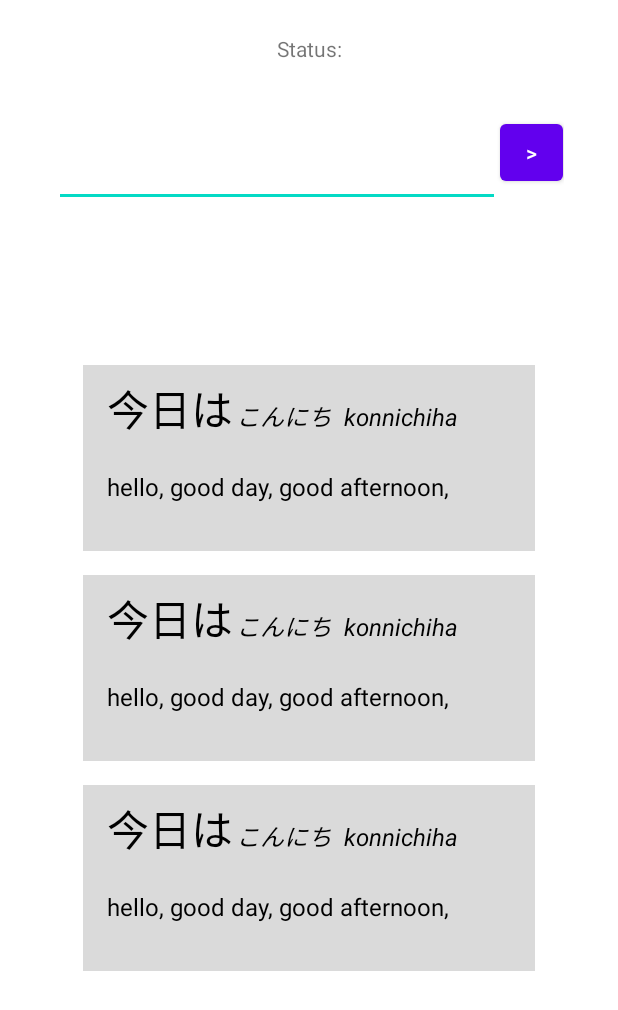
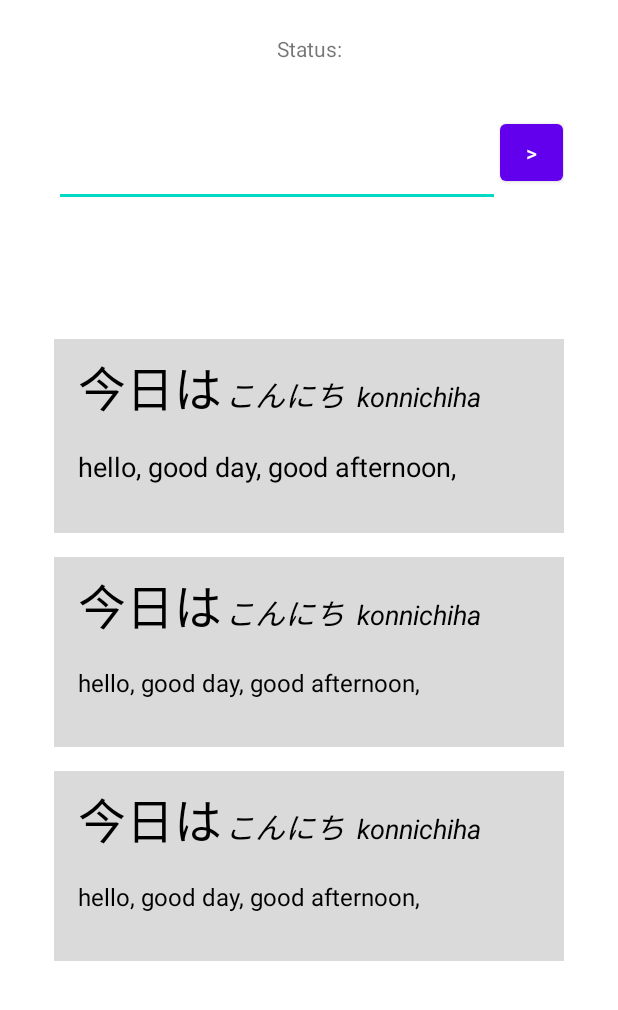
Before and after one commit to Jarwesbub/Dictionary-App, an Android app: the layout activity_search.xml on its own in the app's theme, with its tools: preview values and no code run, on a phone screen of 412 x 824 dp. Shown: the top 1010 px of the screen. Run offline under Robolectric (Android 15) with nearby library versions, the phone set to English and light mode, and no system bars.

Commit message:
UI scrollview scaling fixed and bigger font sizes

```diff
--- a/mobile/app/src/main/java/com/example/dictionary_app/SearchActivity.kt
+++ b/mobile/app/src/main/java/com/example/dictionary_app/SearchActivity.kt
@@ -1,13 +1,9 @@
 package com.example.dictionary_app
 
-import android.content.Context
 import android.graphics.Color
 import android.os.Bundle
-import android.view.LayoutInflater
 import android.view.View
 import android.widget.EditText
-import android.widget.LinearLayout
-import android.widget.ScrollView
 import androidx.appcompat.app.AppCompatActivity
 import com.example.dictionary_app.databinding.ActivitySearchBinding
 import com.google.gson.Gson
@@ -32,7 +28,7 @@ class SearchActivity : AppCompatActivity() {
 
     }
 
-    private fun resetAllText(){
+    private fun resetAllText() {
         binding.tvApiJapWord0.text = ""
         binding.tvApiJapReading0.text = ""
         binding.tvApiJapRomaji0.text = ""
--- a/mobile/app/src/main/res/layout/activity_search.xml
+++ b/mobile/app/src/main/res/layout/activity_search.xml
@@ -47,15 +47,24 @@
 
     </LinearLayout>
 
-    <LinearLayout
-        android:id="@+id/liLayoutParent"
-        android:layout_width="301dp"
-        android:layout_height="508dp"
-        android:orientation="vertical"
+    <ScrollView
+        android:id="@+id/svWords"
+        android:layout_width="340dp"
+        android:layout_height="542dp"
+        android:clipToPadding="false"
+        android:fillViewport="false"
+        android:scrollbarStyle="insideOverlay"
+        android:isScrollContainer="false"
         app:layout_constraintBottom_toBottomOf="parent"
         app:layout_constraintEnd_toEndOf="parent"
         app:layout_constraintStart_toStartOf="parent"
         app:layout_constraintTop_toBottomOf="@+id/liLayoutSearch">
+
+        <LinearLayout
+            android:id="@+id/liLayoutParent"
+            android:layout_width="match_parent"
+            android:layout_height="wrap_content"
+            android:orientation="vertical">
 
             <LinearLayout
                 android:id="@+id/liLayoutFirstWord"
@@ -82,7 +91,7 @@
                         android:text="今日は"
                         android:textAlignment="textStart"
                         android:textColor="#000000"
-                    android:textSize="28sp" />
+                        android:textSize="32sp" />
 
                     <TextView
                         android:id="@+id/tvApiJapReading0"
@@ -92,7 +101,7 @@
                         android:text="こんにち"
                         android:textAlignment="textStart"
                         android:textColor="#000000"
-                    android:textSize="16sp"
+                        android:textSize="20sp"
                         android:textStyle="italic" />
 
                     <TextView
@@ -103,7 +112,7 @@
                         android:paddingStart="8dp"
                         android:text="konnichiha"
                         android:textColor="#000000"
-                    android:textSize="16sp"
+                        android:textSize="18sp"
                         android:textStyle="italic" />
                 </LinearLayout>
 
@@ -121,7 +130,7 @@
                         android:layout_marginBottom="24dp"
                         android:text="hello, good day, good afternoon,"
                         android:textColor="#000000"
-                    android:textSize="16sp" />
+                        android:textSize="18sp" />
 
                 </LinearLayout>
 
@@ -152,7 +161,7 @@
                         android:text="今日は"
                         android:textAlignment="textStart"
                         android:textColor="#000000"
-                    android:textSize="28sp" />
+                        android:textSize="32sp" />
 
                     <TextView
                         android:id="@+id/tvApiJapReading1"
@@ -162,7 +171,7 @@
                         android:text="こんにち"
                         android:textAlignment="textStart"
                         android:textColor="#000000"
-                    android:textSize="16sp"
+                        android:textSize="20sp"
                         android:textStyle="italic" />
 
                     <TextView
@@ -173,7 +182,7 @@
                         android:paddingStart="8dp"
                         android:text="konnichiha"
                         android:textColor="#000000"
-                    android:textSize="16sp"
+                        android:textSize="18sp"
                         android:textStyle="italic" />
                 </LinearLayout>
 
@@ -221,7 +230,7 @@
                         android:text="今日は"
                         android:textAlignment="textStart"
                         android:textColor="#000000"
-                    android:textSize="28sp" />
+                        android:textSize="32sp" />
 
                     <TextView
                         android:id="@+id/tvApiJapReading2"
@@ -231,7 +240,7 @@
                         android:text="こんにち"
                         android:textAlignment="textStart"
                         android:textColor="#000000"
-                    android:textSize="16sp"
+                        android:textSize="20sp"
                         android:textStyle="italic" />
 
                     <TextView
@@ -242,7 +251,7 @@
                         android:paddingStart="8dp"
                         android:text="konnichiha"
                         android:textColor="#000000"
-                    android:textSize="16sp"
+                        android:textSize="18sp"
                         android:textStyle="italic" />
                 </LinearLayout>
 
@@ -265,5 +274,6 @@
                 </LinearLayout>
             </LinearLayout>
         </LinearLayout>
+    </ScrollView>
 
 </androidx.constraintlayout.widget.ConstraintLayout>
```
Also changed, not shown: mobile/app/src/main/res/layout/layout_search.xml (deleted, +0 -72 lines). Lines whose indentation alone changed are shown as unchanged.
